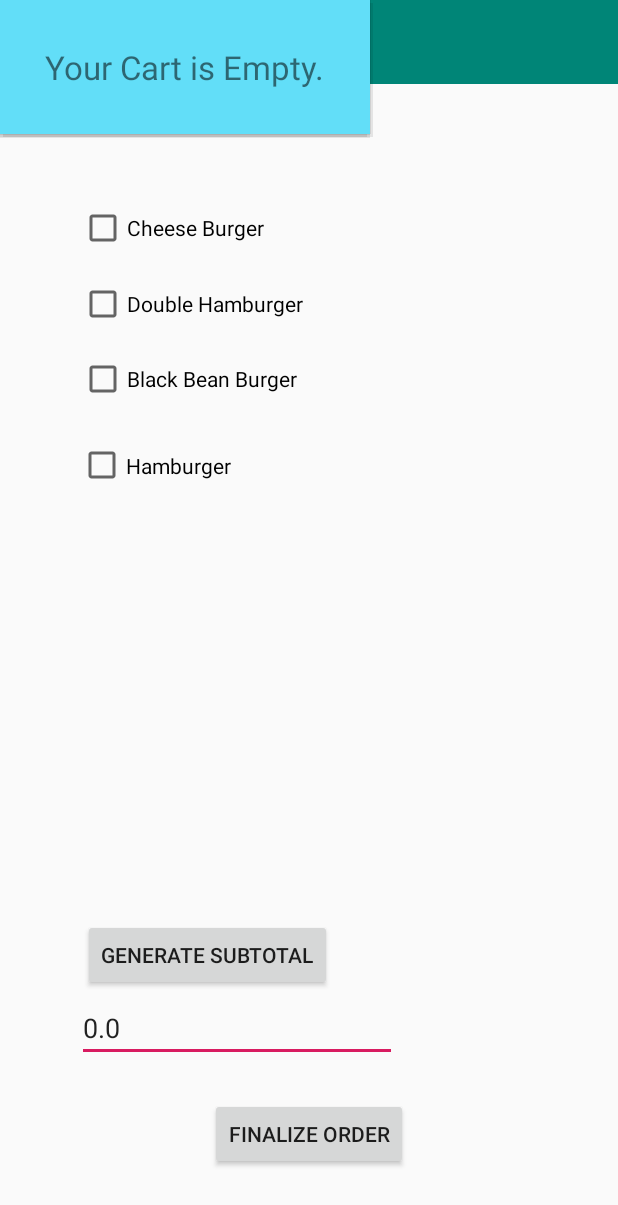
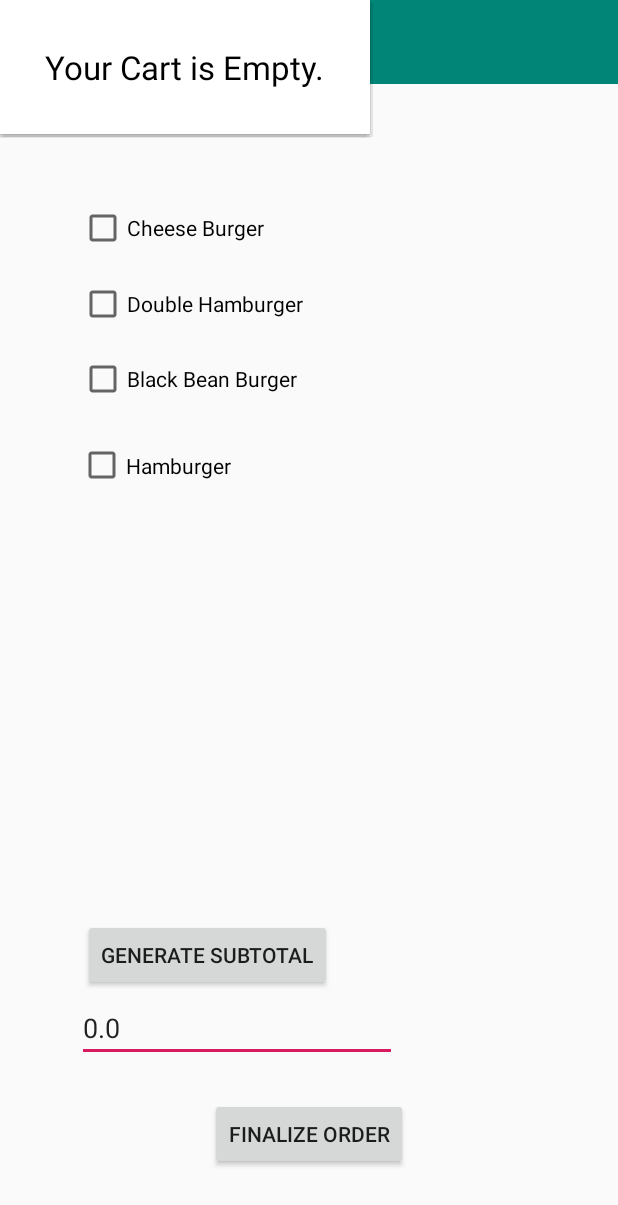
Before and after one commit to bbnewb/dormDash, an Android app: the NewOrderActivity screen opened directly, with no data from a screen before it, after a tap on "FINALIZE ORDER", on a phone screen of 412 x 824 dp. Shown: the top 1205 px of the screen. Run offline under Robolectric (Android 15) with nearby library versions, the phone set to English and light mode, and no system bars; 1 other tap on this screen came first.

Commit message:
new update

```diff
--- a/app/src/main/java/com/example/dormdash/NewOrderActivity.java
+++ b/app/src/main/java/com/example/dormdash/NewOrderActivity.java
@@ -1,6 +1,7 @@
 package com.example.dormdash;
 
 import android.content.Intent;
+import android.os.Build;
 import android.os.Bundle;
 
 import java.util.ArrayList;
@@ -117,6 +118,11 @@ public class NewOrderActivity extends AppCompatActivity {
                     boolean focusable = true; // lets taps outside the popup also dismiss it
                     final PopupWindow popupWindow = new PopupWindow(popupView, width, height, focusable);
 
+                    // adds a shadow
+                    if (Build.VERSION.SDK_INT >= Build.VERSION_CODES.LOLLIPOP) {
+                        popupWindow.setElevation(20);
+                    }
+
                     // show the popup window
                     // which view you pass in doesn't matter, it is only used for the window tolken
                     popupWindow.showAtLocation(popupView, Gravity.CENTER, 0, 0);
--- a/app/src/main/res/layout/popup.xml
+++ b/app/src/main/res/layout/popup.xml
@@ -3,7 +3,7 @@
     xmlns:android="http://schemas.android.com/apk/res/android"
     android:layout_width="wrap_content"
     android:layout_height="wrap_content"
-    android:background="#62def8">
+    android:background="#ffffff">
 
     <TextView
         android:layout_width="wrap_content"
@@ -11,6 +11,7 @@
         android:layout_centerInParent="true"
         android:layout_margin="30dp"
         android:textSize="22sp"
+        android:textColor="#000000"
         android:text="Your Cart is Empty."/>
 
 </RelativeLayout>
```
